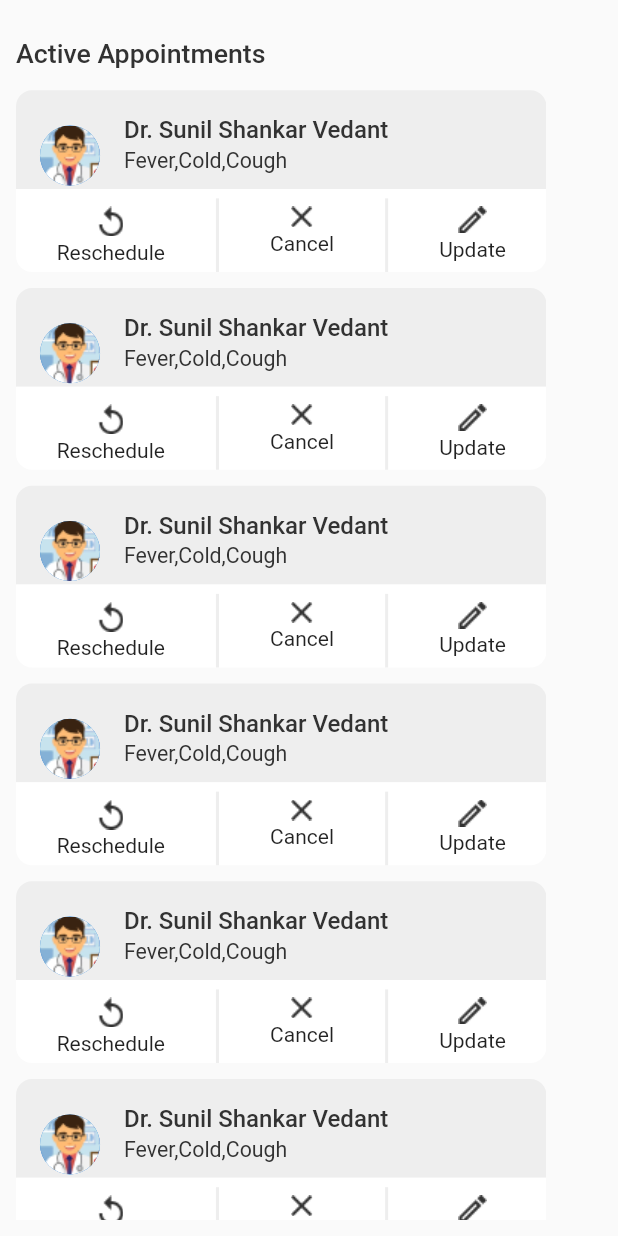
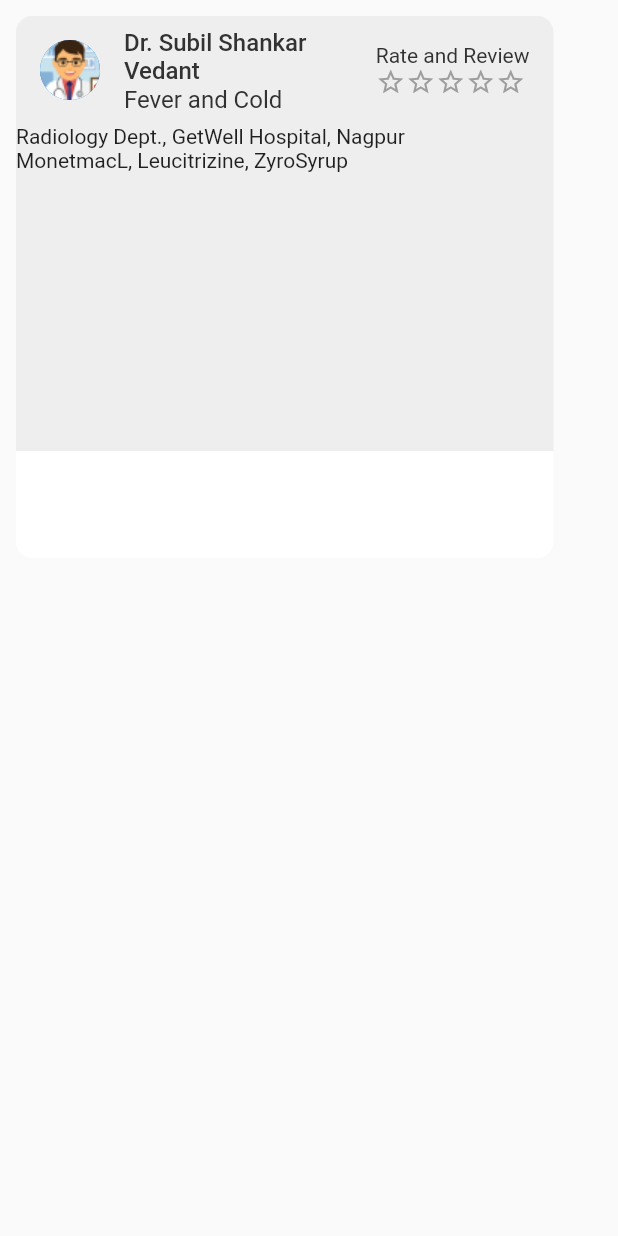
Before and after one commit to ttoghere/appointmentsv1, a Flutter app: the screen it shows after launch, on a phone screen of 412 x 824 dp. Run offline on Flutter 3.47's test engine with Material 2 defaults, Android fonts, the phone set to English and light mode, and no system bars.

Commit message:
star rating is done

```diff
--- a/lib/main.dart
+++ b/lib/main.dart
@@ -1,4 +1,5 @@
 import 'package:appointmentsv1/constants.dart';
+import 'package:appointmentsv1/widgets/star_rating.dart';
 import 'package:appointmentsv1/widgets/widgets_shelf.dart';
 import 'package:flutter/material.dart';
 
@@ -7,9 +8,9 @@ void main() => runApp(MyApp());
 class MyApp extends StatelessWidget {
   @override
   Widget build(BuildContext context) {
-    return MaterialApp(
+    return const MaterialApp(
       title: 'Material App',
-      home: MainScreen(),
+      home: const MainScreen(),
     );
   }
 }
@@ -31,55 +32,92 @@ class MainScreen extends StatelessWidget {
           child: SingleChildScrollView(
             child: Column(
               mainAxisAlignment: MainAxisAlignment.center,
-              crossAxisAlignment: CrossAxisAlignment.start,
+              crossAxisAlignment: CrossAxisAlignment.center,
               children: [
-                Padding(
-                  padding: EdgeInsets.symmetric(
-                    vertical: size.height / 57.9,
+                Column(
+                  children: [
+                    Container(
+                      height: size.height / 2.84,
+                      width: size.height / 2.3,
+                      decoration: BoxDecoration(
+                        color: Constants.grey,
+                        borderRadius: BorderRadius.only(
+                          topLeft: Radius.circular(
+                            size.height / 77.16,
                           ),
-                  child: Text(
-                    "Active Appointments",
-                    style: Constants.textStyleWO(
-                      fontSize: size.height / 46.3,
-                      fontWeight: FontWeight.w500,
-                      color: Constants.black,
+                          topRight: Radius.circular(
+                            size.height / 77.16,
                           ),
                         ),
                       ),
-                ActiveAppointmentCard(
-                  docName: "Dr. Sunil Shankar Vedant",
-                  docPic: "assets/doc_pic.png",
-                  docSpecs: "Fever,Cold,Cough",
+                      child: Column(
+                        children: [
+                          ListTile(
+                            leading: const CircleAvatar(
+                              backgroundImage: AssetImage("assets/doc_pic.png"),
                             ),
-                ActiveAppointmentCard(
-                  docName: "Dr. Sunil Shankar Vedant",
-                  docPic: "assets/doc_pic.png",
-                  docSpecs: "Fever,Cold,Cough",
+                            title: Text(
+                              "Dr. Subil Shankar Vedant",
+                              style: Constants.textStyleWO(
+                                  fontSize: 16,
+                                  fontWeight: FontWeight.w500,
+                                  color: Constants.black),
                             ),
-                ActiveAppointmentCard(
-                  docName: "Dr. Sunil Shankar Vedant",
-                  docPic: "assets/doc_pic.png",
-                  docSpecs: "Fever,Cold,Cough",
+                            subtitle: Text(
+                              "Fever and Cold",
+                              style: Constants.textStyleWO(
+                                  fontSize: 16,
+                                  fontWeight: FontWeight.w400,
+                                  color: Constants.black),
                             ),
-                ActiveAppointmentCard(
-                  docName: "Dr. Sunil Shankar Vedant",
-                  docPic: "assets/doc_pic.png",
-                  docSpecs: "Fever,Cold,Cough",
+                            trailing: Column(
+                              crossAxisAlignment: CrossAxisAlignment.start,
+                              children: [
+                                SizedBox(
+                                  height: 10,
                                 ),
-                ActiveAppointmentCard(
-                  docName: "Dr. Sunil Shankar Vedant",
-                  docPic: "assets/doc_pic.png",
-                  docSpecs: "Fever,Cold,Cough",
+                                Text(
+                                  "Rate and Review",
+                                  style: Constants.textStyleWO(
+                                      fontSize: 14,
+                                      fontWeight: FontWeight.w400,
+                                      color: Constants.black),
                                 ),
-                ActiveAppointmentCard(
-                  docName: "Dr. Sunil Shankar Vedant",
-                  docPic: "assets/doc_pic.png",
-                  docSpecs: "Fever,Cold,Cough",
+                                SizedBox(width: 100, child: StarRating()),
+                              ],
                             ),
-                ActiveAppointmentCard(
-                  docName: "Dr. Sunil Shankar Vedant",
-                  docPic: "assets/doc_pic.png",
-                  docSpecs: "Fever,Cold,Cough",
+                          ),
+                          Row(
+                            children: [
+                              Text(
+                                "Radiology Dept., GetWell Hospital, Nagpur",
+                              ),
+                            ],
+                          ),
+                          Row(
+                            children: [
+                              Text("MonetmacL, Leucitrizine, ZyroSyrup"),
+                            ],
+                          ),
+                        ],
+                      ),
+                    ),
+                    Container(
+                      width: size.height / 2.3,
+                      height: size.height / 11.58,
+                      decoration: BoxDecoration(
+                        color: Constants.white,
+                        borderRadius: BorderRadius.only(
+                          bottomLeft: Radius.circular(
+                            size.height / 77.16,
+                          ),
+                          bottomRight: Radius.circular(
+                            size.height / 77.16,
+                          ),
+                        ),
+                      ),
+                    ),
+                  ],
                 ),
               ],
             ),
--- /dev/null
+++ b/lib/widgets/star_rating.dart
@@ -0,0 +1,98 @@
+import 'package:flutter/material.dart';
+
+class StarRating extends StatefulWidget {
+  const StarRating({Key? key}) : super(key: key);
+
+  @override
+  State<StarRating> createState() => _StarRatingState();
+}
+
+class _StarRatingState extends State<StarRating> {
+  int _rating = 0;
+
+  void rate(int rating) {
+    //Other actions based on rating such as api calls.
+    setState(() {
+      _rating = rating;
+    });
+  }
+
+  @override
+  Widget build(BuildContext context) {
+    return Row(
+      mainAxisAlignment: MainAxisAlignment.center,
+      children: <Widget>[
+        GestureDetector(
+          child: _rating >= 1
+              ? Icon(
+                  Icons.star,
+                  color: Colors.orange,
+                  size: 20,
+                )
+              : Icon(
+                  Icons.star_outline_outlined,
+                  color: Colors.grey,
+                  size: 20,
+                ),
+          onTap: () => rate(1),
+        ),
+        GestureDetector(
+          child: _rating >= 2
+              ? Icon(
+                  Icons.star,
+                  color: Colors.orange,
+                  size: 20,
+                )
+              : Icon(
+                  Icons.star_outline_outlined,
+                  color: Colors.grey,
+                  size: 20,
+                ),
+          onTap: () => rate(2),
+        ),
+        GestureDetector(
+          child: _rating >= 3
+              ? Icon(
+                  Icons.star,
+                  color: Colors.orange,
+                  size: 20,
+                )
+              : Icon(
+                  Icons.star_outline_outlined,
+                  color: Colors.grey,
+                  size: 20,
+                ),
+          onTap: () => rate(3),
+        ),
+        GestureDetector(
+          child: _rating >= 4
+              ? Icon(
+                  Icons.star,
+                  color: Colors.orange,
+                  size: 20,
+                )
+              : Icon(
+                  Icons.star_outline_outlined,
+                  color: Colors.grey,
+                  size: 20,
+                ),
+          onTap: () => rate(4),
+        ),
+        GestureDetector(
+          child: _rating >= 5
+              ? Icon(
+                  Icons.star,
+                  color: Colors.orange,
+                  size: 20,
+                )
+              : Icon(
+                  Icons.star_outline_outlined,
+                  color: Colors.grey,
+                  size: 20,
+                ),
+          onTap: () => rate(5),
+        )
+      ],
+    );
+  }
+}
```
Also changed, not shown: assets/24_hours.png (added), assets/chem_glass.png (added), assets/list_logo.png (added), lib/widgets/past_appointment_card.dart (added). Lines whose indentation alone changed are shown as unchanged.
